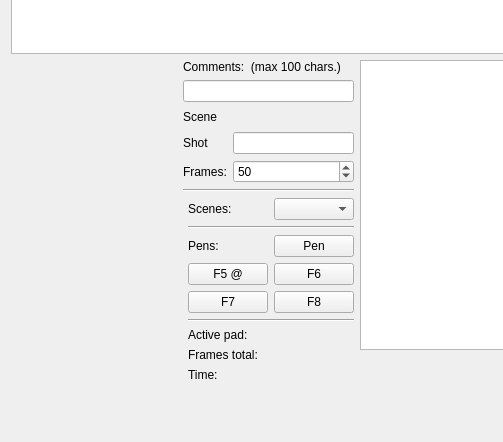
Before: the Qt Designer form mainwindow.ui in davidlamhauge/dastoryboard, drawn with Qt 5; both pictures show x 0 to 503 and y 133 to 575 of the 1058 by 815 pixel window.
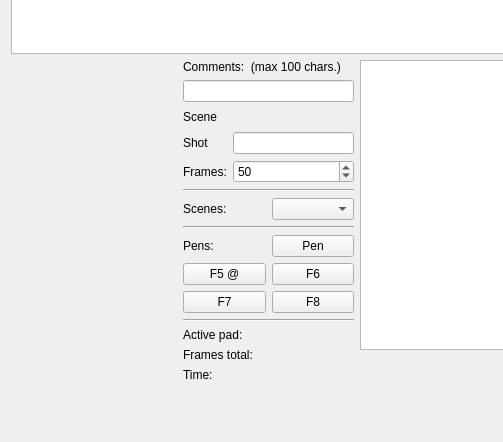
After: the same form once the commit is applied.

```diff
--- a/mainwindow.ui
+++ b/mainwindow.ui
@@ -22,7 +22,7 @@
   <widget class="QWidget" name="centralWidget">
    <layout class="QGridLayout" name="gridLayout_4">
     <item row="0" column="0">
-     <layout class="QVBoxLayout" name="verticalLayout_4">
+     <layout class="QVBoxLayout" name="verticalLayout_5">
       <item>
        <widget class="QGraphicsView" name="gvStoryboard">
         <property name="sizePolicy">
@@ -48,7 +48,7 @@
       <item>
        <layout class="QHBoxLayout" name="horizontalLayout_3">
         <item>
-         <layout class="QVBoxLayout" name="verticalLayout_2">
+         <layout class="QVBoxLayout" name="verticalLayout_4">
           <item>
            <layout class="QHBoxLayout" name="horizontalLayout">
             <item>
@@ -65,6 +65,8 @@
              </spacer>
             </item>
             <item>
+             <layout class="QVBoxLayout" name="verticalLayout_2">
+              <item>
              <layout class="QVBoxLayout" name="verticalLayout">
               <item>
                <widget class="QLabel" name="labComments">
@@ -185,23 +187,6 @@
               </item>
              </layout>
             </item>
-           </layout>
-          </item>
-          <item>
-           <layout class="QHBoxLayout" name="horizontalLayout_4">
-            <item>
-             <spacer name="horizontalSpacer">
-              <property name="orientation">
-               <enum>Qt::Horizontal</enum>
-              </property>
-              <property name="sizeHint" stdset="0">
-               <size>
-                <width>40</width>
-                <height>20</height>
-               </size>
-              </property>
-             </spacer>
-            </item>
             <item>
              <layout class="QVBoxLayout" name="verticalLayout_6">
               <item>
@@ -321,6 +306,8 @@
                    <string/>
                   </property>
                  </widget>
+                  </item>
+                 </layout>
                 </item>
                </layout>
               </item>
```
Lines whose indentation alone changed are shown as unchanged.
